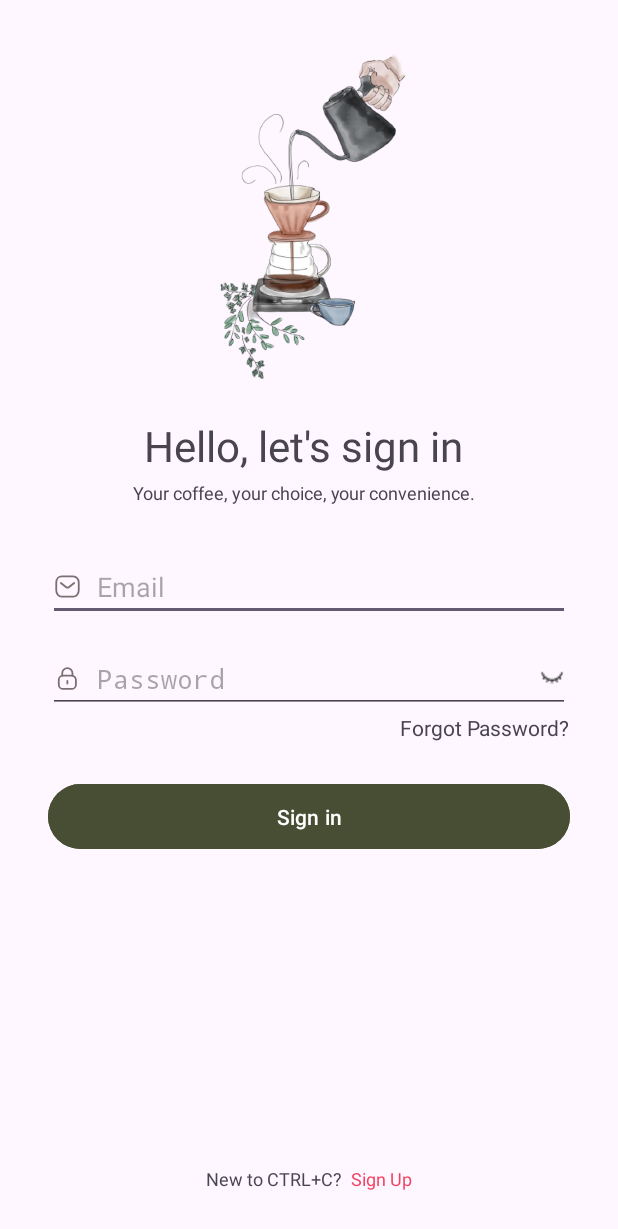
After one commit to CTRL-C-Coffee-Shop/CTRL-C-Front-End, an Android app: the LoginActivity screen opened directly, with no data from a screen before it, on a phone screen of 412 x 824 dp. The commit adds this screen. Shown: the top 1229 px of the screen. Run offline under Robolectric (Android 15) with nearby library versions, the phone set to English and light mode, and no system bars.

Commit message:
Creating Login Activity

```diff
--- /dev/null
+++ b/app/src/main/java/com/example/ctrl_c/ui/authentication/login/LoginActivity.kt
@@ -0,0 +1,70 @@
+package com.example.ctrl_c.ui.authentication.login
+
+import android.animation.AnimatorSet
+import android.animation.ObjectAnimator
+import android.content.Intent
+import androidx.appcompat.app.AppCompatActivity
+import android.os.Bundle
+import android.view.View
+import com.example.ctrl_c.databinding.ActivityLoginBinding
+import com.example.ctrl_c.ui.authentication.register.RegisterActivity
+
+
+class LoginActivity : AppCompatActivity() {
+    private lateinit var binding: ActivityLoginBinding
+
+    override fun onCreate(savedInstanceState: Bundle?) {
+        super.onCreate(savedInstanceState)
+        binding = ActivityLoginBinding.inflate(layoutInflater)
+        setContentView(binding.root)
+
+        supportActionBar?.hide()
+        playAnimation()
+        setupAction()
+    }
+
+    private fun setupAction() {
+        binding.btnSignUp.setOnClickListener{
+            navigateToRegisterActivity()
+        }
+    }
+
+    private fun navigateToRegisterActivity() {
+        //intent to Register activity.
+        val intent = Intent(this@LoginActivity, RegisterActivity::class.java)
+        startActivity(intent)
+    }
+
+    private fun playAnimation() {
+        val image =
+            ObjectAnimator.ofFloat(binding.ivLoginIllustration, View.ALPHA, 1f).setDuration(500)
+        val title = ObjectAnimator.ofFloat(binding.tvLogin, View.ALPHA, 1f).setDuration(500)
+        val loginMessage =
+            ObjectAnimator.ofFloat(binding.tvLoginMsg, View.ALPHA, 1f).setDuration(500)
+
+        AnimatorSet().apply {
+            playSequentially(
+                image,
+                title,
+                loginMessage
+            )
+            startDelay = 300
+        }.start()
+
+        ObjectAnimator.ofFloat(binding.ivLoginIllustration, View.TRANSLATION_X, -50f, 50f).apply {
+            duration = 6000
+            repeatCount = ObjectAnimator.INFINITE
+            repeatMode = ObjectAnimator.REVERSE
+        }.start()
+        ObjectAnimator.ofFloat(binding.tvLogin, View.TRANSLATION_X, -30f, 30f).apply {
+            duration = 6000
+            repeatCount = ObjectAnimator.INFINITE
+            repeatMode = ObjectAnimator.REVERSE
+        }.start()
+        ObjectAnimator.ofFloat(binding.tvLoginMsg, View.TRANSLATION_X, -30f, 30f).apply {
+            duration = 6000
+            repeatCount = ObjectAnimator.INFINITE
+            repeatMode = ObjectAnimator.REVERSE
+        }.start()
+    }
+}
--- /dev/null
+++ b/app/src/main/java/com/example/ctrl_c/ui/authentication/register/RegisterActivity.kt
@@ -0,0 +1,12 @@
+package com.example.ctrl_c.ui.authentication.register
+
+import androidx.appcompat.app.AppCompatActivity
+import android.os.Bundle
+import com.example.ctrl_c.R
+
+class RegisterActivity : AppCompatActivity() {
+    override fun onCreate(savedInstanceState: Bundle?) {
+        super.onCreate(savedInstanceState)
+        setContentView(R.layout.activity_register)
+    }
+}
--- /dev/null
+++ b/app/src/main/res/layout/activity_login.xml
@@ -0,0 +1,130 @@
+<?xml version="1.0" encoding="utf-8"?>
+<androidx.constraintlayout.widget.ConstraintLayout xmlns:android="http://schemas.android.com/apk/res/android"
+    xmlns:app="http://schemas.android.com/apk/res-auto"
+    xmlns:tools="http://schemas.android.com/tools"
+    android:layout_width="match_parent"
+    android:layout_height="match_parent"
+    tools:context=".ui.authentication.login.LoginActivity">
+
+
+    <ImageView
+        android:id="@+id/iv_login_illustration"
+        android:layout_width="230dp"
+        android:layout_height="230dp"
+        android:layout_marginTop="@dimen/spacing_32"
+        android:alpha="0"
+        android:src="@drawable/ctrl_c_logo"
+        app:layout_constraintEnd_toEndOf="parent"
+        app:layout_constraintStart_toStartOf="parent"
+        app:layout_constraintTop_toTopOf="parent"
+        tools:alpha="1" />
+
+    <TextView
+        android:id="@+id/tv_login"
+        android:layout_width="wrap_content"
+        android:layout_height="wrap_content"
+        android:layout_marginTop="@dimen/spacing_16"
+        android:alpha="0"
+        android:text="@string/login_title"
+        android:textSize="@dimen/text_size_28"
+        app:layout_constraintEnd_toEndOf="parent"
+        app:layout_constraintStart_toStartOf="parent"
+        app:layout_constraintTop_toBottomOf="@+id/iv_login_illustration"
+        tools:alpha="1" />
+
+    <TextView
+        android:id="@+id/tv_login_msg"
+        android:layout_width="wrap_content"
+        android:layout_height="wrap_content"
+        android:layout_marginHorizontal="@dimen/spacing_32"
+        android:layout_marginTop="@dimen/spacing_4"
+        android:alpha="0"
+        android:text="@string/message_login"
+        android:textSize="@dimen/text_size_12"
+        app:layout_constraintEnd_toEndOf="parent"
+        app:layout_constraintStart_toStartOf="parent"
+        app:layout_constraintTop_toBottomOf="@+id/tv_login"
+        tools:alpha="1" />
+
+    <com.example.ctrl_c.customviews.EmailEditText
+        android:id="@+id/et_Email"
+        android:layout_width="match_parent"
+        android:layout_height="wrap_content"
+        android:layout_marginHorizontal="@dimen/spacing_32"
+        android:layout_marginTop="@dimen/spacing_32"
+        android:autofillHints="@string/email"
+        android:drawableStart="@drawable/ic_account"
+        android:drawablePadding="@dimen/spacing_6"
+        android:hint="@string/email"
+        android:inputType="textEmailAddress"
+        app:layout_constraintEnd_toEndOf="parent"
+        app:layout_constraintStart_toStartOf="parent"
+        app:layout_constraintTop_toBottomOf="@id/tv_login_msg"
+        tools:alpha="1" />
+
+
+    <com.example.ctrl_c.customviews.PasswordEditText
+        android:id="@+id/et_password"
+        android:layout_width="match_parent"
+        android:layout_height="wrap_content"
+        android:layout_marginHorizontal="@dimen/spacing_32"
+        android:layout_marginTop="@dimen/spacing_16"
+        android:autofillHints="@string/password"
+        android:hint="@string/password"
+        app:layout_constraintEnd_toEndOf="parent"
+        app:layout_constraintStart_toStartOf="parent"
+        app:layout_constraintTop_toBottomOf="@+id/et_Email"
+        app:passwordToggleEnabled="true"
+        tools:alpha="1" />
+
+    <TextView
+        android:id="@+id/tv_forgot_password"
+        android:layout_width="wrap_content"
+        android:layout_height="wrap_content"
+        android:text="@string/forgot_password"
+        app:layout_constraintEnd_toEndOf="@id/et_password"
+        app:layout_constraintTop_toBottomOf="@id/et_password"
+        tools:alpha="1" />
+
+    <Button
+        android:id="@+id/btn_login"
+        android:layout_width="match_parent"
+        android:layout_height="wrap_content"
+        android:layout_marginHorizontal="@dimen/spacing_32"
+        android:layout_marginTop="@dimen/spacing_24"
+        android:backgroundTint="@color/matcha_green"
+        android:padding="@dimen/spacing_12"
+        android:text="@string/login"
+        android:textColor="@color/white"
+        app:layout_constraintEnd_toEndOf="parent"
+        app:layout_constraintStart_toStartOf="parent"
+        app:layout_constraintTop_toBottomOf="@+id/tv_forgot_password"
+        tools:alpha="1" />
+
+    <LinearLayout
+        android:id="@+id/btn_sign_up"
+        android:layout_width="wrap_content"
+        android:layout_height="wrap_content"
+        android:layout_marginBottom="@dimen/spacing_8"
+        android:padding="@dimen/spacing_8"
+        app:layout_constraintBottom_toBottomOf="parent"
+        app:layout_constraintEnd_toEndOf="parent"
+        app:layout_constraintStart_toStartOf="parent"
+        tools:alpha="1">
+
+        <TextView
+            android:layout_width="wrap_content"
+            android:layout_height="wrap_content"
+            android:text="@string/new_to_ctrlC"
+            android:textSize="@dimen/text_size_12" />
+
+        <TextView
+            android:layout_width="wrap_content"
+            android:layout_height="wrap_content"
+            android:layout_marginStart="@dimen/spacing_6"
+            android:text="@string/signup"
+            android:textSize="@dimen/text_size_12"
+            android:textColor="@color/pink_500"/>
+    </LinearLayout>
+
+</androidx.constraintlayout.widget.ConstraintLayout>
--- /dev/null
+++ b/app/src/main/res/layout/activity_register.xml
@@ -0,0 +1,9 @@
+<?xml version="1.0" encoding="utf-8"?>
+<androidx.constraintlayout.widget.ConstraintLayout xmlns:android="http://schemas.android.com/apk/res/android"
+    xmlns:app="http://schemas.android.com/apk/res-auto"
+    xmlns:tools="http://schemas.android.com/tools"
+    android:layout_width="match_parent"
+    android:layout_height="match_parent"
+    tools:context=".ui.authentication.register.RegisterActivity">
+
+</androidx.constraintlayout.widget.ConstraintLayout>
--- a/app/src/main/res/values/colors.xml
+++ b/app/src/main/res/values/colors.xml
@@ -23,6 +23,8 @@
     <color name="white_mode">#FDFFFD</color>
     <color name="light_background">#F4F8FB</color>
 
+    //error color
+    <color name="pink_500">#F43F5E</color>
 
     <attr name="itemArticleColor" format="color" />
     <attr name="colorTextDark" format="color" />
--- a/app/src/main/res/values/strings.xml
+++ b/app/src/main/res/values/strings.xml
@@ -7,7 +7,7 @@
     <string name="get_started_title">Get Started</string>
     <string name="description_onboarding_1"> Your daily dose of caffeine, just a tap away!</string>
     <string name="description_onboarding_2"> The Best premium Quality Coffee, made by the love of our Baristas!</string>
-    <string name="login_title">Hello, let\\\'s sign in</string>
+    <string name="login_title">Hello, let\'s sign in</string>
     <string name="signup">Sign Up\n</string>
     <string name="new_to_ctrlC">New to CTRL+C?</string>
     <string name="email">Email</string>
@@ -15,5 +15,5 @@
     <string name="message_login">Your coffee, your choice, your convenience.</string>
     <string name="password">Password</string>
     <string name="forgot_password">Forgot Password?</string>
-    <string name="login">Login</string>
+    <string name="login">Sign in</string>
 </resources>
```
